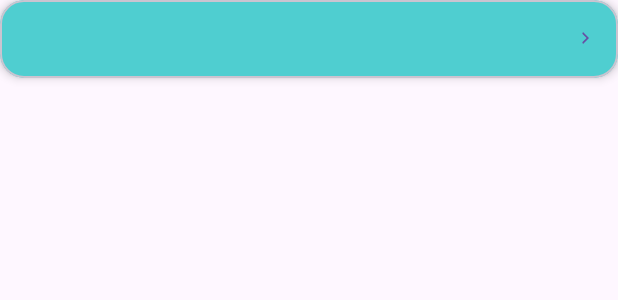
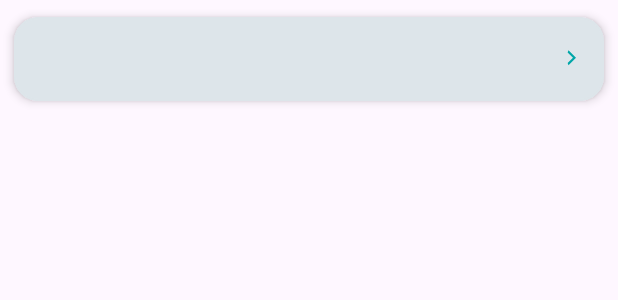
Before and after one commit to kilovativedesigns/ParkAware, an Android app: the layout item_setting_row.xml on its own in the app's theme, with its tools: preview values and no code run, on a phone screen of 412 x 824 dp. Shown: the top 300 px of the screen. Run offline under Robolectric (Android 15) with nearby library versions, the phone set to English and light mode, and no system bars.

Commit message:
Updated files.

```diff
--- a/Android/ParkAware/app/src/main/res/layout/item_setting_row.xml
+++ b/Android/ParkAware/app/src/main/res/layout/item_setting_row.xml
@@ -4,31 +4,37 @@
     android:layout_width="match_parent"
     android:layout_height="wrap_content"
     android:layout_marginBottom="12dp"
-    app:cardBackgroundColor="@color/light_teal"
+    android:clickable="true"
+    android:focusable="true"
+    android:foreground="?attr/selectableItemBackground"
+    app:cardBackgroundColor="@color/pa_background"
     app:cardCornerRadius="16dp"
+    app:cardUseCompatPadding="true"
+    app:strokeColor="@color/pa_background"
     app:cardElevation="4dp">
 
     <LinearLayout
         android:layout_width="match_parent"
-        android:layout_height="wrap_content"
+        android:layout_height="56dp"
         android:gravity="center_vertical"
         android:orientation="horizontal"
-        android:padding="14dp">
+        android:paddingStart="16dp"
+        android:paddingEnd="12dp">
 
         <ImageView
             android:id="@+id/icon"
             android:layout_width="24dp"
             android:layout_height="24dp"
             android:contentDescription="@null"
-            app:tint="?attr/colorPrimary" />
+            android:tint="?attr/colorOnSurfaceVariant" />
 
         <TextView
             android:id="@+id/title"
             android:layout_width="0dp"
             android:layout_height="wrap_content"
-            android:layout_marginStart="16dp"
+            android:layout_marginStart="12dp"
             android:layout_weight="1"
-            android:textColor="?attr/colorOnSurface"
+            android:textColor="@color/base_teal"
             android:textSize="16sp"
             android:textStyle="bold" />
 
@@ -36,18 +42,18 @@
             android:id="@+id/lock"
             android:layout_width="16dp"
             android:layout_height="16dp"
+            android:layout_marginEnd="8dp"
             android:contentDescription="@null"
             android:src="@drawable/ic_lock_small"
-            android:visibility="gone"
-            app:tint="?attr/colorOnSurfaceVariant" />
+            android:tint="?attr/colorOnSurfaceVariant"
+            android:visibility="gone" />
 
         <ImageView
             android:id="@+id/chevron"
-            android:layout_width="16dp"
-            android:layout_height="16dp"
-            android:layout_marginStart="8dp"
+            android:layout_width="20dp"
+            android:layout_height="20dp"
             android:contentDescription="@null"
             android:src="@drawable/ic_chevron_right"
-            app:tint="?attr/colorPrimary" />
+            android:tint="@color/base_teal" />
     </LinearLayout>
 </com.google.android.material.card.MaterialCardView>
```
Also changed, not shown: Android/ParkAware/app/src/main/java/com/kilovativedesigns/parkaware/MainActivity.kt (+41 -69 lines), Android/ParkAware/app/src/main/res/layout/item_education_row.xml (+11 -10 lines).
